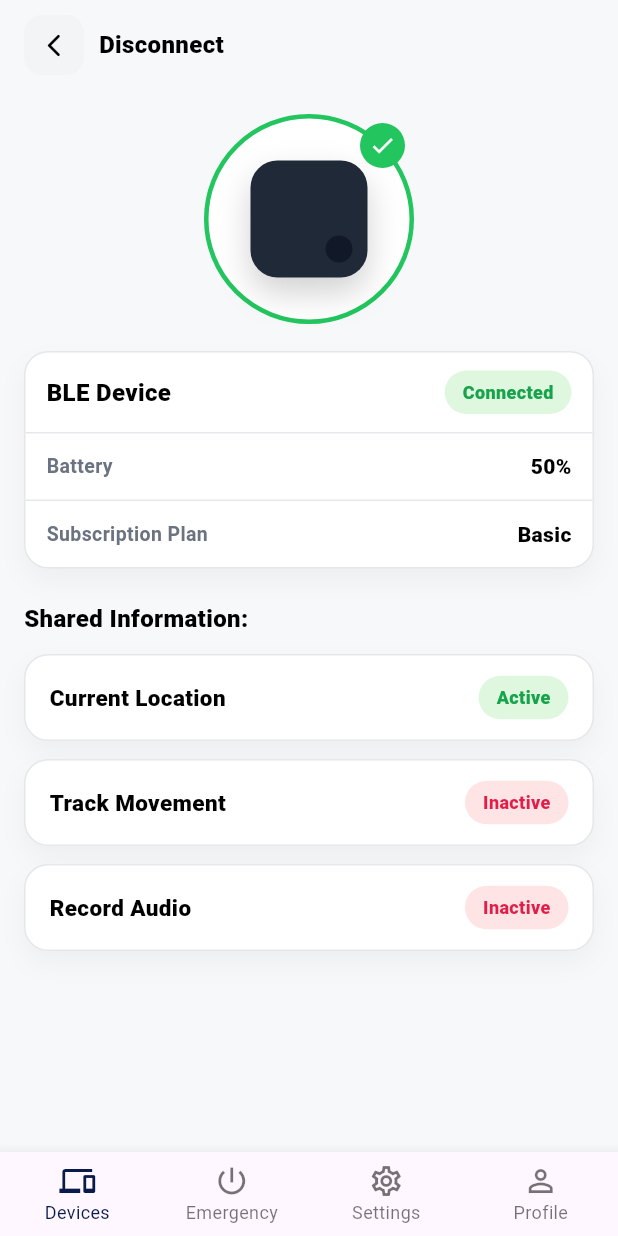
After one commit to ifti-git-new/skudyx-app, a Flutter app: the DeviceConnectedScreen screen opened by its route, on a phone screen of 412 x 824 dp. The commit adds this screen. Run offline on Flutter 3.47's test engine with Material 3 defaults, Android fonts, the phone set to English and light mode, and no system bars; our stand-ins replace flutter_svg, go_router, permission_handler, shared_preferences; accounts and stored records are empty; project files that could hold a hidden picture were left out.

Commit message:
device list screen and connected device screen done

```diff
--- a/lib/app/router.dart
+++ b/lib/app/router.dart
@@ -1,38 +1,38 @@
-import 'package:flutter/material.dart';
 import 'package:go_router/go_router.dart';
-import 'package:skudyx/features/device/presentation/device_arrived_screen.dart';
-import 'package:skudyx/features/device/presentation/screens/device_list_screen.dart';
-import 'package:skudyx/features/device/presentation/screens/device_searching_screen.dart';
-
-import '../core/navigation/app_routes.dart';
-import '../core/storage/app_prefs.dart';
-import '../features/auth/presentation/controllers/auth_controller.dart';
+import 'package:skudyx/core/navigation/app_routes.dart';
+import 'package:skudyx/features/auth/presentation/controllers/auth_controller.dart';
 
 // Auth
-import '../features/auth/presentation/screens/login_screen.dart';
-import '../features/auth/presentation/screens/register_screen.dart';
-import '../features/auth/presentation/screens/email_otp_screen.dart';
-import '../features/auth/presentation/screens/register_success_screen.dart';
-import '../features/auth/presentation/screens/forgot_password_screen.dart';
+import 'package:skudyx/features/auth/presentation/screens/login_screen.dart';
+import 'package:skudyx/features/auth/presentation/screens/register_screen.dart';
+import 'package:skudyx/features/auth/presentation/screens/email_otp_screen.dart';
+import 'package:skudyx/features/auth/presentation/screens/register_success_screen.dart';
+import 'package:skudyx/features/auth/presentation/screens/forgot_password_screen.dart';
+import 'package:skudyx/features/device/presentation/device_arrived_screen.dart';
 
 // Onboarding
-import '../features/onboarding/presentation/screens/instruction_1_screen.dart';
-import '../features/onboarding/presentation/screens/instruction_2_screen.dart';
-import '../features/onboarding/presentation/screens/instruction_3_screen.dart';
-import '../features/onboarding/presentation/screens/instruction_4_screen.dart';
+import 'package:skudyx/features/onboarding/presentation/screens/instruction_1_screen.dart';
+import 'package:skudyx/features/onboarding/presentation/screens/instruction_2_screen.dart';
+import 'package:skudyx/features/onboarding/presentation/screens/instruction_3_screen.dart';
+import 'package:skudyx/features/onboarding/presentation/screens/instruction_4_screen.dart';
 
 // Subscription & delivery
-import '../features/subscription/presentation/screens/subscription_screen.dart';
-import '../features/delivery/presentation/screens/delivery_details_screen.dart';
-import '../features/delivery/presentation/screens/delivery_confirmation_screen.dart';
+import 'package:skudyx/features/subscription/presentation/screens/subscription_screen.dart';
+import 'package:skudyx/features/delivery/presentation/screens/delivery_details_screen.dart';
+import 'package:skudyx/features/delivery/presentation/screens/delivery_confirmation_screen.dart';
 
 // Shell + tabs
-import '../features/shell/presentation/screens/splash_screen.dart';
-import '../features/shell/presentation/screens/main_shell_screen.dart';
-import '../features/device/presentation/screens/device_screen.dart';
-import '../features/emergency/presentation/screens/emergency_home_screen.dart';
-import '../features/settings/presentation/screens/settings_screen.dart';
-import '../features/profile/presentation/screens/profile_screen.dart';
+import 'package:skudyx/features/shell/presentation/screens/splash_screen.dart';
+import 'package:skudyx/features/shell/presentation/screens/main_shell_screen.dart';
+import 'package:skudyx/features/device/presentation/screens/device_screen.dart';
+import 'package:skudyx/features/emergency/presentation/screens/emergency_home_screen.dart';
+import 'package:skudyx/features/settings/presentation/screens/settings_screen.dart';
+import 'package:skudyx/features/profile/presentation/screens/profile_screen.dart';
+
+// Device flow screens (IMPORTANT: use correct paths)
+import 'package:skudyx/features/device/presentation/screens/device_searching_screen.dart';
+import 'package:skudyx/features/device/presentation/screens/device_list_screen.dart';
+import 'package:skudyx/features/device/presentation/screens/device_connected_screen.dart';
 
 class AppRouter {
   final AuthController auth;
@@ -41,10 +41,12 @@ class AppRouter {
   late final GoRouter router = GoRouter(
     initialLocation: AppRoutes.splash,
     refreshListenable: auth,
+
     // debugLogDiagnostics: true,
     redirect: (context, state) {
       final loc = state.matchedLocation;
 
+      // allow splash
       if (loc == AppRoutes.splash) return null;
 
       final loggedIn = auth.state.isAuthenticated;
@@ -54,6 +56,7 @@ class AppRouter {
       final isSubscribed = prefs.isSubscribed;
       final promptShown = prefs.subscriptionPromptShown;
 
+      // Public auth flow routes (allowed when logged out)
       final isAuthFlowRoute =
           loc == AppRoutes.login ||
           loc == AppRoutes.register ||
@@ -63,36 +66,38 @@ class AppRouter {
 
       final isOnboardingRoute = loc.startsWith('/onboarding');
 
-      // 1) logged out -> only auth flow
+      // Any route inside "main shell area"
+      // (this includes device subroutes like /device/connected, /device/list etc)
+      final isShellAreaRoute =
+          loc.startsWith('/device') ||
+          loc == AppRoutes.emergencyHome ||
+          loc == AppRoutes.settings ||
+          loc == AppRoutes.profile;
+
+      // 1) logged out -> only auth flow is allowed
       if (!loggedIn && !isAuthFlowRoute) return AppRoutes.login;
 
-      // 2) logged in but onboarding not seen -> force onboarding
-      if (loggedIn && !onboardingSeen && !isOnboardingRoute)
+      // 2) logged in but onboarding not completed -> force onboarding routes only
+      if (loggedIn && !onboardingSeen && !isOnboardingRoute) {
         return AppRoutes.instruction1;
+      }
 
       // 3) After onboarding, show subscription ONCE if not subscribed
-      // If user is trying to enter main app (tabs), but not subscribed and prompt not shown -> subscription
-      final isMainTabRoute =
-          loc == AppRoutes.device ||
-          loc == AppRoutes.emergencyHome ||
-          loc == AppRoutes.settings ||
-          loc == AppRoutes.profile ||
-          loc == AppRoutes.deviceArrived;
-
       if (loggedIn &&
           onboardingSeen &&
-          isMainTabRoute &&
+          isShellAreaRoute &&
           !isSubscribed &&
           !promptShown) {
         return AppRoutes.subscription;
       }
 
-      // 4) logged in and onboarding done -> block going back to auth flow screens
+      // 4) logged in + onboarding done -> block going back to auth flow screens
       if (loggedIn && onboardingSeen && isAuthFlowRoute)
         return AppRoutes.device;
 
       return null;
     },
+
     routes: [
       GoRoute(path: AppRoutes.splash, builder: (_, __) => const SplashScreen()),
 
@@ -147,7 +152,7 @@ class AppRouter {
         builder: (_, __) => const DeliveryConfirmationScreen(),
       ),
 
-      // Main shell (bottom nav) using a ShellRoute
+      // ShellRoute (bottom nav visible)
       ShellRoute(
         builder: (context, state, child) => MainShellScreen(child: child),
         routes: [
@@ -167,6 +172,8 @@ class AppRouter {
             path: AppRoutes.profile,
             builder: (_, __) => const ProfileScreen(),
           ),
+
+          // Device flow screens under the Devices tab
           GoRoute(
             path: AppRoutes.deviceArrived,
             builder: (_, __) => const DeviceArrivedScreen(),
@@ -179,6 +186,10 @@ class AppRouter {
             path: AppRoutes.deviceList,
             builder: (_, __) => const DeviceListScreen(),
           ),
+          GoRoute(
+            path: AppRoutes.deviceConnected,
+            builder: (_, __) => const DeviceConnectedScreen(),
+          ),
         ],
       ),
     ],
--- a/lib/core/navigation/app_routes.dart
+++ b/lib/core/navigation/app_routes.dart
@@ -36,4 +36,5 @@ abstract class AppRoutes {
   static const deviceArrived = '/device/arrived';
   static const deviceSearching = '/device/searching';
   static const deviceList = '/device/list';
+  static const deviceConnected = '/device/connected';
 }
--- /dev/null
+++ b/lib/features/device/presentation/screens/device_connected_screen.dart
@@ -0,0 +1,391 @@
+import 'package:flutter/material.dart';
+import 'package:flutter/services.dart';
+import 'package:go_router/go_router.dart';
+import 'package:skudyx/core/navigation/app_routes.dart';
+
+class DeviceConnectedScreen extends StatelessWidget {
+  const DeviceConnectedScreen({super.key});
+
+  static const Color _bg = Color(0xFFF7F8FA);
+  static const Color _border = Color(0xFFE5E7EB);
+
+  static const Color _green = Color(0xFF22C55E);
+  static const Color _greenSoft = Color(0xFFDFF7DF);
+
+  static const Color _red = Color(0xFFE11D48);
+  static const Color _redSoft = Color(0xFFFFE4E6);
+
+  static const Color _textMuted = Color(0xFF6B7280);
+
+  @override
+  Widget build(BuildContext context) {
+    return Scaffold(
+      backgroundColor: _bg,
+      body: SafeArea(
+        child: SingleChildScrollView(
+          physics: const BouncingScrollPhysics(),
+          padding: const EdgeInsets.fromLTRB(16, 10, 16, 18),
+          child: Column(
+            crossAxisAlignment: CrossAxisAlignment.start,
+            children: [
+              // Header: back + Disconnect label
+              Row(
+                children: [
+                  InkWell(
+                    onTap: () => context.pop(),
+                    borderRadius: BorderRadius.circular(12),
+                    child: Container(
+                      width: 40,
+                      height: 40,
+                      decoration: BoxDecoration(
+                        color: const Color(0xFFF3F4F6),
+                        borderRadius: BorderRadius.circular(12),
+                      ),
+                      child: const Icon(
+                        Icons.arrow_back_ios_new_rounded,
+                        size: 18,
+                        color: Colors.black,
+                      ),
+                    ),
+                  ),
+                  const SizedBox(width: 10),
+                  const Text(
+                    'Disconnect',
+                    style: TextStyle(
+                      fontSize: 16,
+                      fontWeight: FontWeight.w800,
+                      color: Colors.black,
+                    ),
+                  ),
+                ],
+              ),
+
+              const SizedBox(height: 26),
+
+              // Device circle + tick badge
+              Center(
+                child: Stack(
+                  clipBehavior: Clip.none,
+                  children: [
+                    Container(
+                      width: 140,
+                      height: 140,
+                      decoration: BoxDecoration(
+                        shape: BoxShape.circle,
+                        border: Border.all(color: _green, width: 3),
+                        color: Colors.white,
+                      ),
+                      child: Center(child: _DeviceButtonMock()),
+                    ),
+                    Positioned(
+                      right: 6,
+                      top: 6,
+                      child: Container(
+                        width: 30,
+                        height: 30,
+                        decoration: const BoxDecoration(
+                          shape: BoxShape.circle,
+                          color: _green,
+                        ),
+                        child: const Icon(
+                          Icons.check,
+                          size: 18,
+                          color: Colors.white,
+                        ),
+                      ),
+                    ),
+                  ],
+                ),
+              ),
+
+              const SizedBox(height: 18),
+
+              // BLE info card
+              _CardShell(
+                child: Column(
+                  children: [
+                    Padding(
+                      padding: const EdgeInsets.fromLTRB(14, 12, 14, 12),
+                      child: Row(
+                        children: [
+                          const Text(
+                            'BLE Device',
+                            style: TextStyle(
+                              fontSize: 16,
+                              fontWeight: FontWeight.w900,
+                              color: Colors.black,
+                            ),
+                          ),
+                          const Spacer(),
+
+                          // ✅ Animated press (scale + ripple) + onTap disconnect
+                          _TapScale(
+                            onTap: () {
+                              HapticFeedback.selectionClick();
+                              context.go(AppRoutes.deviceList);
+                            },
+                            borderRadius: BorderRadius.circular(999),
+                            child: const _Pill(
+                              text: 'Connected',
+                              bg: _greenSoft,
+                              fg: Color(0xFF16A34A),
+                            ),
+                          ),
+                        ],
+                      ),
+                    ),
+                    const Divider(height: 1, color: _border),
+                    const _KeyValueRow(left: 'Battery', right: '50%'),
+                    const Divider(height: 1, color: _border),
+                    const _KeyValueRow(
+                      left: 'Subscription Plan',
+                      right: 'Basic',
+                    ),
+                  ],
+                ),
+              ),
+
+              const SizedBox(height: 22),
+
+              const Text(
+                'Shared Information:',
+                style: TextStyle(
+                  fontSize: 16,
+                  fontWeight: FontWeight.w900,
+                  color: Colors.black,
+                ),
+              ),
+
+              const SizedBox(height: 12),
+
+              const _FeatureRow(
+                title: 'Current Location',
+                pill: _Pill(
+                  text: 'Active',
+                  bg: _greenSoft,
+                  fg: Color(0xFF16A34A),
+                ),
+              ),
+              const SizedBox(height: 12),
+              const _FeatureRow(
+                title: 'Track Movement',
+                pill: _Pill(text: 'Inactive', bg: _redSoft, fg: _red),
+              ),
+              const SizedBox(height: 12),
+              const _FeatureRow(
+                title: 'Record Audio',
+                pill: _Pill(text: 'Inactive', bg: _redSoft, fg: _red),
+              ),
+            ],
+          ),
+        ),
+      ),
+    );
+  }
+}
+
+/// Press animation wrapper: scales down on tap-down + ripple.
+class _TapScale extends StatefulWidget {
+  final Widget child;
+  final VoidCallback onTap;
+  final BorderRadius borderRadius;
+
+  const _TapScale({
+    required this.child,
+    required this.onTap,
+    required this.borderRadius,
+  });
+
+  @override
+  State<_TapScale> createState() => _TapScaleState();
+}
+
+class _TapScaleState extends State<_TapScale> {
+  bool _pressed = false;
+
+  void _setPressed(bool v) {
+    if (_pressed == v) return;
+    setState(() => _pressed = v);
+  }
+
+  @override
+  Widget build(BuildContext context) {
+    return AnimatedScale(
+      scale: _pressed ? 0.96 : 1.0,
+      duration: const Duration(milliseconds: 90),
+      curve: Curves.easeOut,
+      child: Material(
+        color: Colors.transparent,
+        child: InkWell(
+          borderRadius: widget.borderRadius,
+          onTap: widget.onTap,
+          onTapDown: (_) => _setPressed(true),
+          onTapCancel: () => _setPressed(false),
+          onTapUp: (_) => _setPressed(false),
+          child: widget.child,
+        ),
+      ),
+    );
+  }
+}
+
+/// Mock of the black SkudyX emergency button (until you add real image asset).
+class _DeviceButtonMock extends StatelessWidget {
+  @override
+  Widget build(BuildContext context) {
+    return Container(
+      width: 78,
+      height: 78,
+      decoration: BoxDecoration(
+        color: const Color(0xFF1F2937),
+        borderRadius: BorderRadius.circular(18),
+        boxShadow: [
+          BoxShadow(
+            color: Colors.black.withOpacity(0.18),
+            blurRadius: 18,
+            offset: const Offset(0, 10),
+          ),
+        ],
+      ),
+      child: Align(
+        alignment: Alignment.bottomRight,
+        child: Padding(
+          padding: const EdgeInsets.only(right: 10, bottom: 10),
+          child: Container(
+            width: 18,
+            height: 18,
+            decoration: const BoxDecoration(
+              shape: BoxShape.circle,
+              color: Color(0xFF111827),
+            ),
+          ),
+        ),
+      ),
+    );
+  }
+}
+
+class _CardShell extends StatelessWidget {
+  final Widget child;
+  const _CardShell({required this.child});
+
+  @override
+  Widget build(BuildContext context) {
+    return Container(
+      width: double.infinity,
+      decoration: BoxDecoration(
+        color: Colors.white,
+        border: Border.all(color: DeviceConnectedScreen._border),
+        borderRadius: BorderRadius.circular(16),
+        boxShadow: [
+          BoxShadow(
+            color: Colors.black.withOpacity(0.04),
+            blurRadius: 14,
+            offset: const Offset(0, 8),
+          ),
+        ],
+      ),
+      child: child,
+    );
+  }
+}
+
+class _KeyValueRow extends StatelessWidget {
+  final String left;
+  final String right;
+
+  const _KeyValueRow({required this.left, required this.right});
+
+  @override
+  Widget build(BuildContext context) {
+    return Padding(
+      padding: const EdgeInsets.fromLTRB(14, 12, 14, 12),
+      child: Row(
+        children: [
+          Text(
+            left,
+            style: const TextStyle(
+              fontSize: 13,
+              color: DeviceConnectedScreen._textMuted,
+              fontWeight: FontWeight.w600,
+            ),
+          ),
+          const Spacer(),
+          Text(
+            right,
+            style: const TextStyle(
+              fontSize: 14,
+              fontWeight: FontWeight.w900,
+              color: Colors.black,
+            ),
+          ),
+        ],
+      ),
+    );
+  }
+}
+
+class _FeatureRow extends StatelessWidget {
+  final String title;
+  final Widget pill;
+
+  const _FeatureRow({required this.title, required this.pill});
+
+  @override
+  Widget build(BuildContext context) {
+    return Container(
+      height: 58,
+      width: double.infinity,
+      padding: const EdgeInsets.symmetric(horizontal: 16),
+      decoration: BoxDecoration(
+        color: Colors.white,
+        borderRadius: BorderRadius.circular(16),
+        border: Border.all(color: DeviceConnectedScreen._border),
+        boxShadow: [
+          BoxShadow(
+            color: Colors.black.withOpacity(0.04),
+            blurRadius: 14,
+            offset: const Offset(0, 8),
+          ),
+        ],
+      ),
+      child: Row(
+        children: [
+          Text(
+            title,
+            style: const TextStyle(
+              fontSize: 15,
+              fontWeight: FontWeight.w900,
+              color: Colors.black,
+            ),
+          ),
+          const Spacer(),
+          pill,
+        ],
+      ),
+    );
+  }
+}
+
+class _Pill extends StatelessWidget {
+  final String text;
+  final Color bg;
+  final Color fg;
+
+  const _Pill({required this.text, required this.bg, required this.fg});
+
+  @override
+  Widget build(BuildContext context) {
+    return Container(
+      padding: const EdgeInsets.symmetric(horizontal: 12, vertical: 6),
+      decoration: BoxDecoration(
+        color: bg,
+        borderRadius: BorderRadius.circular(999),
+      ),
+      child: Text(
+        text,
+        style: TextStyle(fontSize: 12, fontWeight: FontWeight.w800, color: fg),
+      ),
+    );
+  }
+}
--- a/lib/features/device/presentation/screens/device_list_screen.dart
+++ b/lib/features/device/presentation/screens/device_list_screen.dart
@@ -25,7 +25,7 @@ class DeviceListScreen extends StatelessWidget {
               child: Row(
                 children: [
                   InkWell(
-                    onTap: () => context.pop(),
+                    onTap: () => context.pop(), // ✅ correct
                     borderRadius: BorderRadius.circular(12),
                     child: Container(
                       width: 40,
@@ -61,13 +61,12 @@ class DeviceListScreen extends StatelessWidget {
                     name: d.name,
                     timeText: d.timeText,
                     onTap: () {
-                      // TEMP: later this will connect via BLE
                       ScaffoldMessenger.of(context).showSnackBar(
                         SnackBar(content: Text('Selected ${d.name}')),
                       );
 
-                      // After selecting, go back to Device tab (later -> connected dashboard)
-                      context.go(AppRoutes.device);
+                      // ✅ Go to connected dashboard
+                      context.push(AppRoutes.deviceConnected);
                     },
                   );
                 },
```
